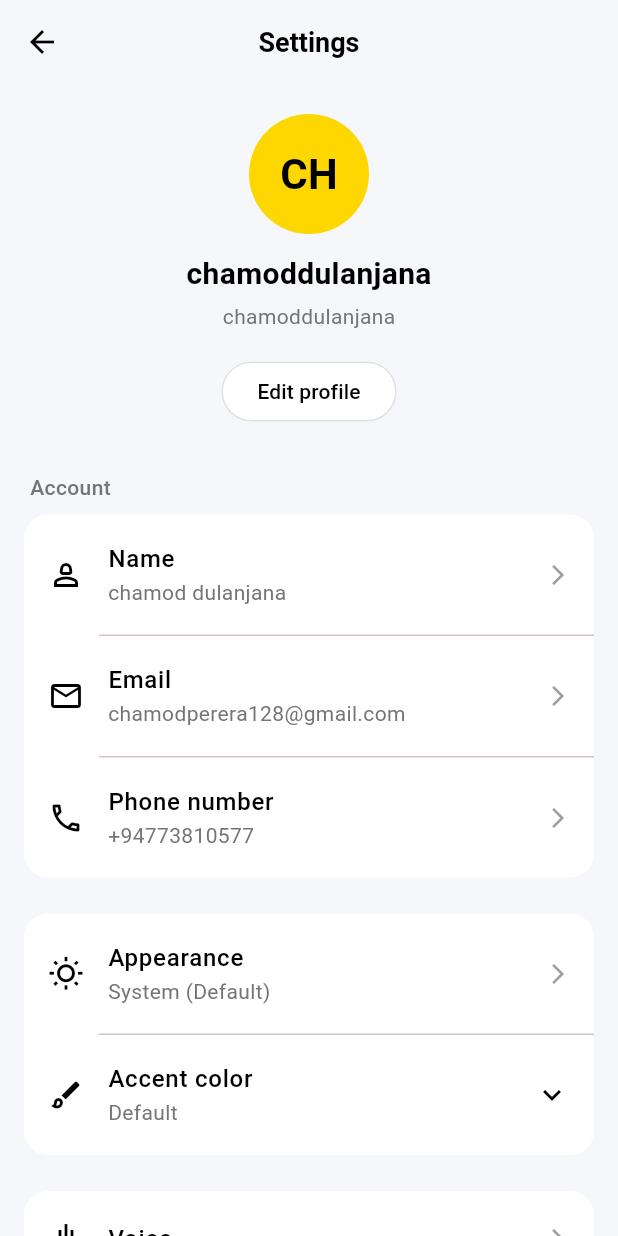
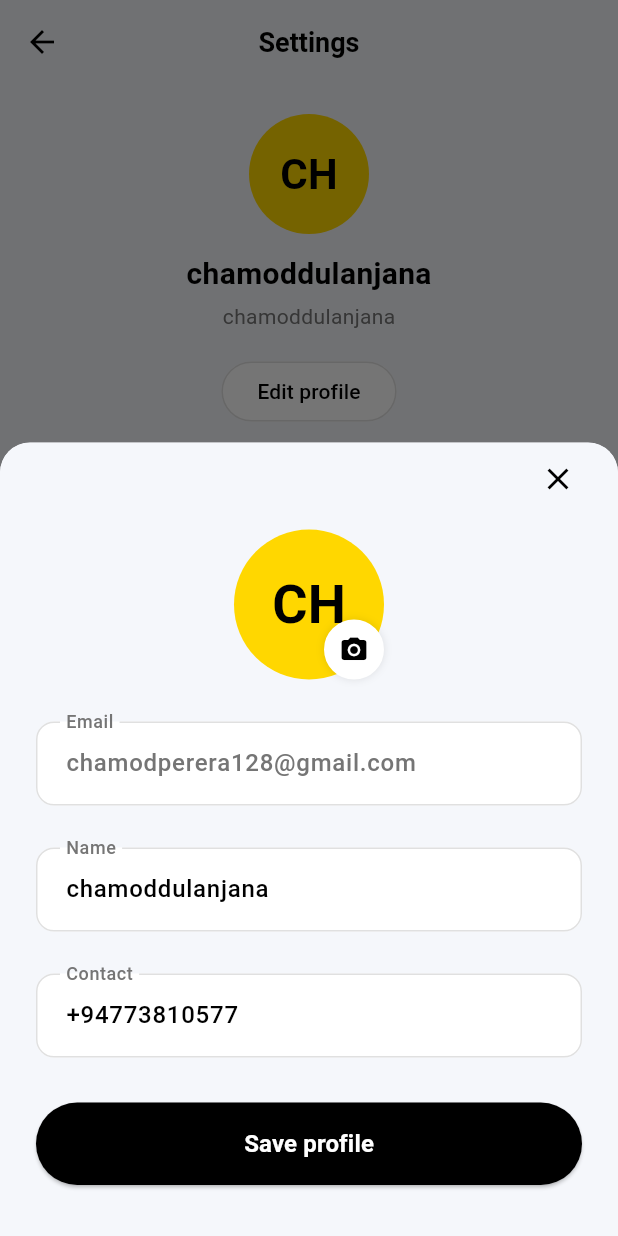
Before and after one commit to ChamodDulanjana/Linguamate-FE, a Flutter app: the SettingsScreen screen opened directly, after a tap on "Edit profile", on a phone screen of 412 x 824 dp. Run offline on Flutter 3.47's test engine with Material 3 defaults, Android fonts, the phone set to English and light mode, and no system bars.

Commit message:
implement edit profile screen

```diff
--- /dev/null
+++ b/lib/screens/edit_profile_screen.dart
@@ -0,0 +1,211 @@
+import 'package:flutter/material.dart';
+
+class EditProfileScreen extends StatefulWidget {
+  const EditProfileScreen({super.key});
+
+  @override
+  State<EditProfileScreen> createState() => _EditProfileScreenState();
+}
+
+class _EditProfileScreenState extends State<EditProfileScreen> {
+  final _nameController = TextEditingController(text: "chamoddulanjana");
+  final _emailController = TextEditingController(
+    text: "chamodperera128@gmail.com",
+  );
+  final _contactController = TextEditingController(text: "+94773810577");
+
+  @override
+  void dispose() {
+    _nameController.dispose();
+    _emailController.dispose();
+    _contactController.dispose();
+    super.dispose();
+  }
+
+  @override
+  Widget build(BuildContext context) {
+    return Container(
+      decoration: const BoxDecoration(
+        color: Color(0xFFF5F7FB),
+        borderRadius: BorderRadius.vertical(top: Radius.circular(20)),
+      ),
+      child: Column(
+        mainAxisSize: MainAxisSize.min,
+        children: [
+          // Custom Header to replace AppBar
+          Padding(
+            padding: const EdgeInsets.symmetric(horizontal: 16),
+            child: Row(
+              mainAxisAlignment: MainAxisAlignment.end,
+              children: [
+                IconButton(
+                  padding: EdgeInsets.zero,
+                  constraints: const BoxConstraints(),
+                  icon: const Icon(Icons.close, color: Colors.black),
+                  onPressed: () => Navigator.pop(context),
+                ),
+              ],
+            ),
+          ),
+          Flexible(
+            child: SingleChildScrollView(
+              padding: const EdgeInsets.symmetric(horizontal: 24),
+              child: Column(
+                children: [
+                  const SizedBox(height: 10),
+                  // Profile Image with Camera
+                  Stack(
+                    children: [
+                      const CircleAvatar(
+                        radius: 50,
+                        backgroundColor: Color(0xFFFFD700),
+                        child: Text(
+                          'CH',
+                          style: TextStyle(
+                            fontSize: 36,
+                            fontWeight: FontWeight.bold,
+                            color: Colors.black,
+                          ),
+                        ),
+                      ),
+                      Positioned(
+                        bottom: 0,
+                        right: 0,
+                        child: GestureDetector(
+                          onTap: () {
+                            ScaffoldMessenger.of(context).showSnackBar(
+                              const SnackBar(
+                                content: Text('Image picker would open here'),
+                              ),
+                            );
+                          },
+                          child: Container(
+                            padding: const EdgeInsets.all(8),
+                            decoration: BoxDecoration(
+                              color: Colors.white,
+                              shape: BoxShape.circle,
+                              border: Border.all(color: Colors.white, width: 2),
+                              boxShadow: [
+                                BoxShadow(
+                                  color: Colors.black.withOpacity(0.1),
+                                  blurRadius: 4,
+                                ),
+                              ],
+                            ),
+                            child: const Icon(
+                              Icons.camera_alt,
+                              size: 20,
+                              color: Colors.black,
+                            ),
+                          ),
+                        ),
+                      ),
+                    ],
+                  ),
+
+                  const SizedBox(height: 20),
+
+                  // Email (Read Only)
+                  _buildEditField("Email", _emailController, readOnly: true),
+                  const SizedBox(height: 20),
+
+                  // Name
+                  _buildEditField("Name", _nameController),
+                  const SizedBox(height: 20),
+
+                  // Contact
+                  _buildEditField("Contact", _contactController),
+                  const SizedBox(height: 30),
+
+                  // Save Button
+                  SizedBox(
+                    width: double.infinity,
+                    child: ElevatedButton(
+                      onPressed: () {
+                        Navigator.pop(context);
+                        ScaffoldMessenger.of(context).showSnackBar(
+                          const SnackBar(content: Text("Profile updated!")),
+                        );
+                      },
+                      style: ElevatedButton.styleFrom(
+                        backgroundColor: Colors.black,
+                        foregroundColor: Colors.white,
+                        padding: const EdgeInsets.symmetric(vertical: 16),
+                        shape: RoundedRectangleBorder(
+                          borderRadius: BorderRadius.circular(30),
+                        ),
+                      ),
+                      child: const Text(
+                        "Save profile",
+                        style: TextStyle(
+                          fontWeight: FontWeight.bold,
+                          fontSize: 16,
+                        ),
+                      ),
+                    ),
+                  ),
+                  const SizedBox(height: 34), // Add bottom padding
+                ],
+              ),
+            ),
+          ),
+        ],
+      ),
+    );
+  }
+
+  Widget _buildEditField(
+    String label,
+    TextEditingController controller, {
+    bool readOnly = false,
+  }) {
+    return Column(
+      crossAxisAlignment: CrossAxisAlignment.start,
+      children: [
+        // Text(
+        //   label,
+        //   style: TextStyle(
+        //     fontSize: 14,
+        //     fontWeight: FontWeight.w500,
+        //     color: Colors.grey[600],
+        //   ),
+        // ),
+        const SizedBox(height: 8),
+        TextFormField(
+          controller: controller,
+          readOnly: readOnly,
+          style: TextStyle(
+            color: readOnly ? Colors.grey[600] : Colors.black,
+            fontWeight: FontWeight.w500,
+          ),
+          decoration: InputDecoration(
+            labelText: label,
+            labelStyle: TextStyle(
+              fontSize: 16,
+              fontWeight: FontWeight.w500,
+              color: Colors.grey[600],
+            ),
+            filled: true,
+            fillColor: Colors.white,
+            contentPadding: const EdgeInsets.symmetric(
+              horizontal: 16,
+              vertical: 16,
+            ),
+            border: OutlineInputBorder(
+              borderRadius: BorderRadius.circular(12),
+              borderSide: BorderSide(color: Colors.grey.shade300),
+            ),
+            enabledBorder: OutlineInputBorder(
+              borderRadius: BorderRadius.circular(12),
+              borderSide: BorderSide(color: Colors.grey.shade300),
+            ),
+            focusedBorder: OutlineInputBorder(
+              borderRadius: BorderRadius.circular(12),
+              borderSide: const BorderSide(color: Colors.black),
+            ),
+          ),
+        ),
+      ],
+    );
+  }
+}
--- a/lib/screens/settings_screen.dart
+++ b/lib/screens/settings_screen.dart
@@ -1,4 +1,5 @@
 import 'package:flutter/material.dart';
+import 'edit_profile_screen.dart';
 
 class SettingsScreen extends StatelessWidget {
   const SettingsScreen({super.key});
@@ -21,7 +22,6 @@ class SettingsScreen extends StatelessWidget {
           onPressed: () => Navigator.pop(context),
         ),
       ),
-
       body: SingleChildScrollView(
         padding: const EdgeInsets.symmetric(horizontal: 16.0, vertical: 10.0),
         child: Column(
@@ -58,7 +58,28 @@ class SettingsScreen extends StatelessWidget {
 
             // Edit Profile Button
             ElevatedButton(
-              onPressed: () {},
+              onPressed: () {
+                showModalBottomSheet(
+                  context: context,
+                  isScrollControlled: true,
+                  backgroundColor: Colors.transparent,
+                  builder: (context) => Container(
+                    // height removed to fit content
+                    decoration: const BoxDecoration(
+                      color: Color(0xFFF5F7FB),
+                      borderRadius: BorderRadius.vertical(
+                        top: Radius.circular(20),
+                      ),
+                    ),
+                    child: ClipRRect(
+                      borderRadius: const BorderRadius.vertical(
+                        top: Radius.circular(20),
+                      ),
+                      child: const EditProfileScreen(),
+                    ),
+                  ),
+                );
+              },
               style: ElevatedButton.styleFrom(
                 backgroundColor: Colors.white,
                 foregroundColor: Colors.black,
@@ -118,20 +139,14 @@ class SettingsScreen extends StatelessWidget {
 
             // General Settings
             _buildSettingsContainer([
-              _buildSettingItem(
-                icon: Icons.graphic_eq,
-                title: 'Voice',
-              ),
+              _buildSettingItem(icon: Icons.graphic_eq, title: 'Voice'),
               const Divider(height: 1, indent: 50),
               _buildSettingItem(
                 icon: Icons.security_outlined,
                 title: 'Security',
               ),
               const Divider(height: 1, indent: 50),
-              _buildSettingItem(
-                icon: Icons.info_outline,
-                title: 'About',
-              ),
+              _buildSettingItem(icon: Icons.info_outline, title: 'About'),
             ]),
             const SizedBox(height: 24),
 
```
